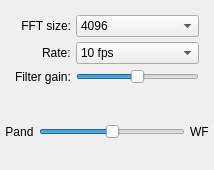
Qt form qtgui/dockfft.ui (gqrx-sdr/gqrx) before a commit.
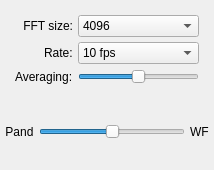
The same form after that commit. Icons and pictures are not drawn.

What changed in the file:
```diff
--- a/qtgui/dockfft.ui
+++ b/qtgui/dockfft.ui
@@ -195,7 +195,7 @@
       <item row="2" column="0">
        <widget class="QLabel" name="fftFilterGainLabel">
         <property name="text">
-         <string>Filter gain:</string>
+         <string>Averaging:</string>
         </property>
        </widget>
       </item>
@@ -213,6 +213,12 @@
         <property name="orientation">
          <enum>Qt::Horizontal</enum>
         </property>
+        <property name="invertedAppearance">
+         <bool>false</bool>
+        </property>
+        <property name="invertedControls">
+         <bool>false</bool>
+        </property>
        </widget>
       </item>
      </layout>
```
Left out of the diff: 9 changed lines with no effect on the pictures.
